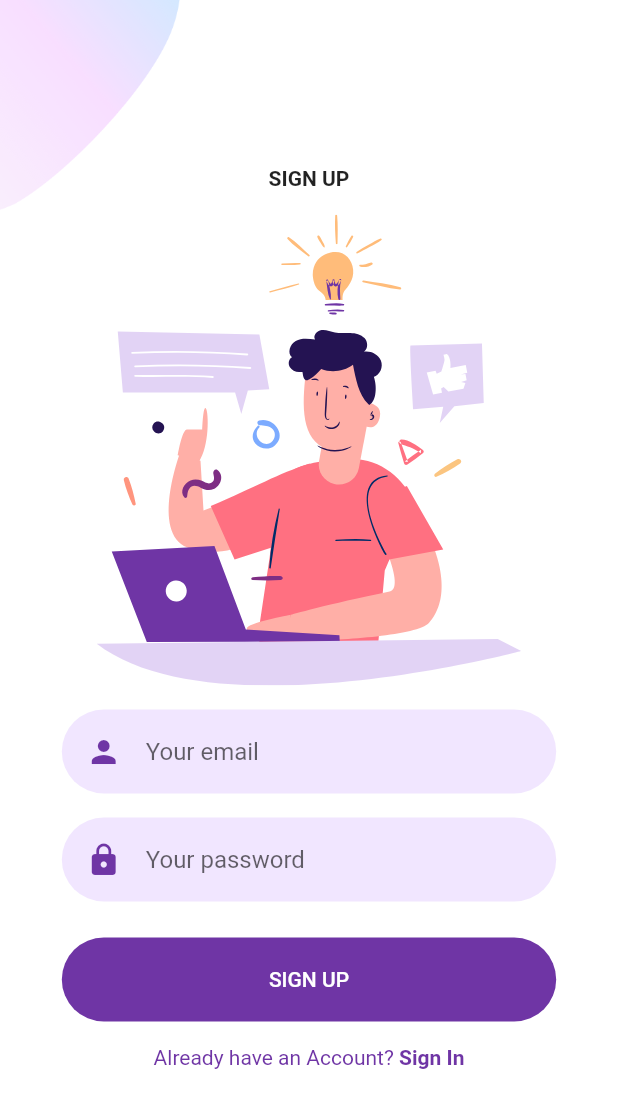
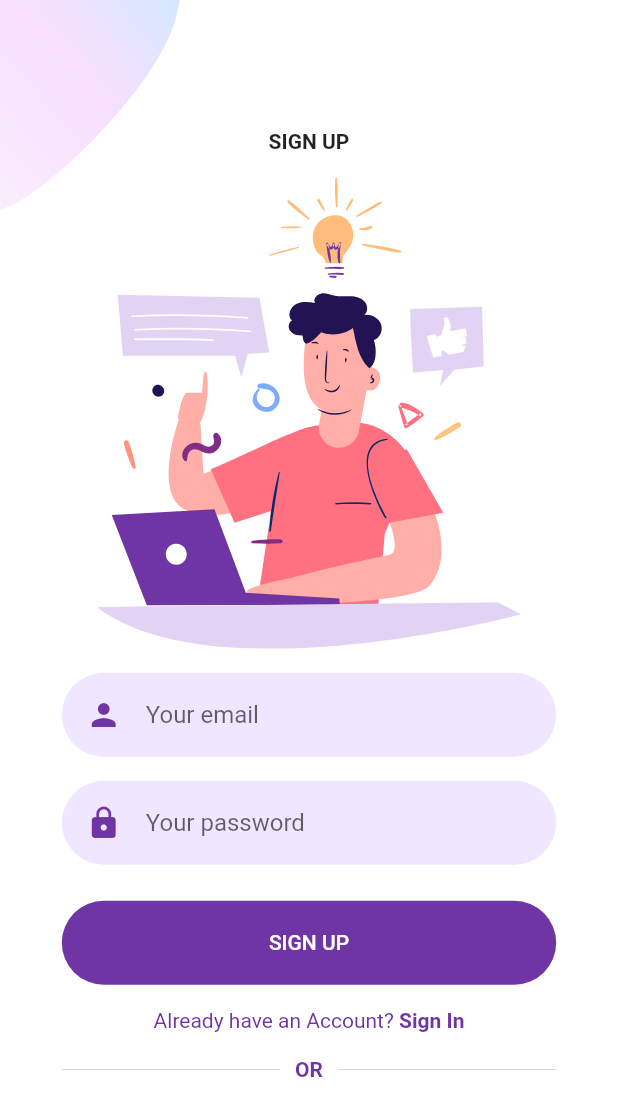
Before and after one commit to j-pcgoncalves/login_signup_page, a Flutter app: the screen it shows after launch, after a tap on "SIGN UP", on a phone screen of 412 x 824 dp. Shown: the top 1116 px of the screen. Run offline on Flutter 3.47's test engine with Material 2 defaults, Android fonts, the phone set to English and light mode, and no system bars; our stand-ins replace flutter_svg.

Commit message:
create and style OrDivider

```diff
--- /dev/null
+++ b/lib/Screens/Signup/components/or_divider.dart
@@ -0,0 +1,41 @@
+import 'package:flutter/material.dart';
+import 'package:login_signup_page/constants.dart';
+
+class OrDivider extends StatelessWidget {
+  const OrDivider({Key? key}) : super(key: key);
+
+  @override
+  Widget build(BuildContext context) {
+    Size size = MediaQuery.of(context).size;
+
+    return Container(
+      margin: EdgeInsets.symmetric(vertical: size.height * 0.02),
+      width: size.width * 0.8,
+      child: Row(
+        children: <Widget>[
+          buildDivider(),
+          const Padding(
+            padding: EdgeInsets.symmetric(horizontal: 10),
+            child: Text(
+              'OR',
+              style: TextStyle(
+                color: kPrimaryColor,
+                fontWeight: FontWeight.w600,
+              ),
+            ),
+          ),
+          buildDivider(),
+        ],
+      ),
+    );
+  }
+}
+
+Expanded buildDivider() {
+  return const Expanded(
+    child: Divider(
+      color: Color(0xFFD9D9D9),
+      height: 1.5,
+    ),
+  );
+}
--- /dev/null
+++ b/lib/Screens/Signup/components/social_sign_up.dart
@@ -0,0 +1,15 @@
+import 'package:flutter/material.dart';
+import 'package:login_signup_page/Screens/Signup/components/or_divider.dart';
+
+class SocialSignUp extends StatelessWidget {
+  const SocialSignUp({Key? key}) : super(key: key);
+
+  @override
+  Widget build(BuildContext context) {
+    return Column(
+      children: const [
+        OrDivider(),
+      ],
+    );
+  }
+}
--- a/lib/Screens/Signup/signup_screen.dart
+++ b/lib/Screens/Signup/signup_screen.dart
@@ -1,6 +1,7 @@
 import 'package:flutter/material.dart';
 import 'package:login_signup_page/Screens/Signup/components/sign_up_top_image.dart';
 import 'package:login_signup_page/Screens/Signup/components/signup_form.dart';
+import 'package:login_signup_page/Screens/Signup/components/social_sign_up.dart';
 import 'package:login_signup_page/components/background.dart';
 import 'package:login_signup_page/responsive.dart';
 
@@ -40,7 +41,8 @@ class MobileSignupScreen extends StatelessWidget {
             ),
             Spacer(),
           ],
-        )
+        ),
+        const SocialSignUp(),
       ],
     );
   }
```
